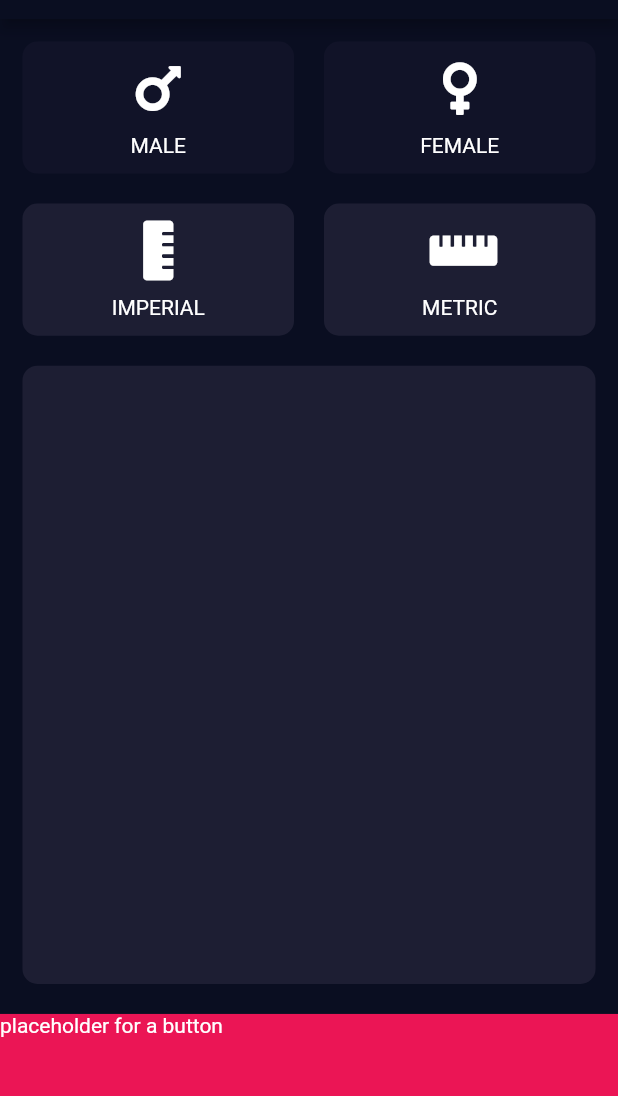
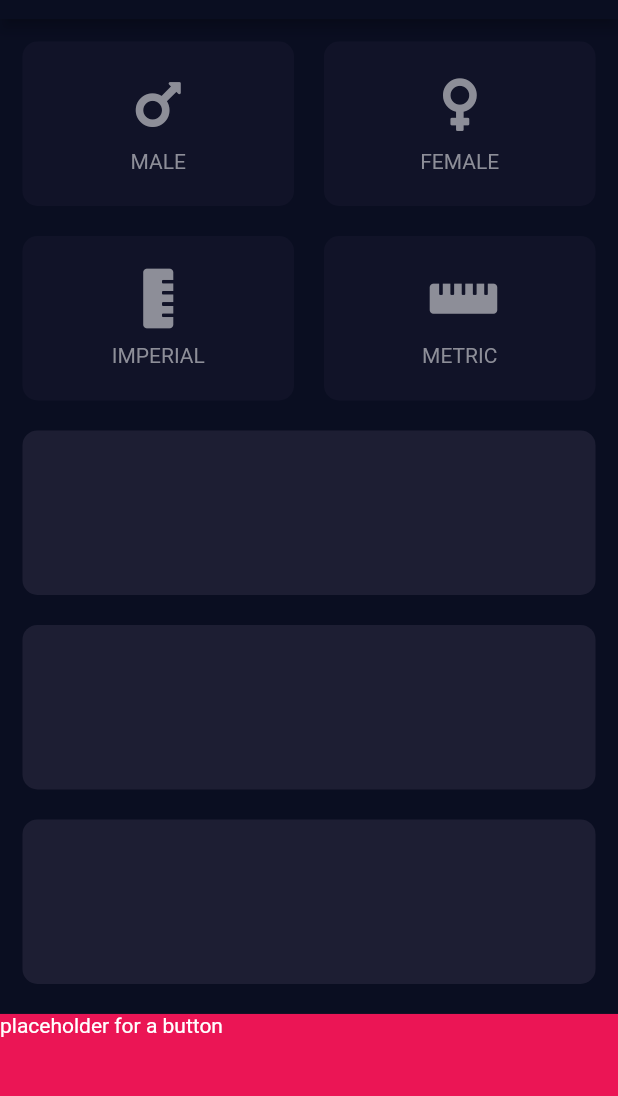
Before and after one commit to github-armin/flutter-bmi-calculator, a Flutter app: the screen it shows after launch, on a phone screen of 412 x 824 dp, the part 65-1161 px from its top. Run offline on Flutter 3.47's test engine with Material 2 defaults, Android fonts, the phone set to English and light mode, and no system bars; our stand-ins replace font_awesome_flutter.

Commit message:
refactored layout with horizontal slider

```diff
--- a/lib/constants.dart
+++ b/lib/constants.dart
@@ -19,3 +19,4 @@ const Color kCardButtonBgColorInactive = Color(0xFF111328);
 const double kCardButtonSpacerHeight = 10.0;
 
 enum Gender{ male, female }
+enum MeasurementSystem{ imperial, metric }
--- a/lib/screens/input_screen.dart
+++ b/lib/screens/input_screen.dart
@@ -2,6 +2,7 @@ import 'package:flutter/material.dart';
 import 'package:font_awesome_flutter/font_awesome_flutter.dart';
 import 'package:bmi_calc/widgets/card_wrapper.dart';
 import 'package:bmi_calc/widgets/card_button.dart';
+import 'package:bmi_calc/widgets/slider_content.dart';
 import 'package:bmi_calc/constants.dart';
 
 class InputScreen extends StatefulWidget {
@@ -11,6 +12,9 @@ class InputScreen extends StatefulWidget {
 
 class _InputScreenState extends State<InputScreen> {
   Gender gender;
+  MeasurementSystem measurementSystem;
+  double _sliderValue = 10.0;
+
   @override
   Widget build(BuildContext context) {
     return Scaffold(
@@ -35,6 +39,8 @@ class _InputScreenState extends State<InputScreen> {
                         Expanded(
                           child: CardButton(
                             icon: FontAwesomeIcons.mars,
+                            iconColor: gender == Gender.male ? kCardButtonIconColorActive : kCardButtonIconColorInactive,
+                            labelColor: gender == Gender.male ? kCardButtonLabelColorActive : kCardButtonLabelColorInactive,
                             bgColor: gender == Gender.male ? kCardButtonBgColorActive : kCardButtonBgColorInactive,
                             label: 'MALE',
                             onTap: () {
@@ -45,6 +51,8 @@ class _InputScreenState extends State<InputScreen> {
                         Expanded(
                           child: CardButton(
                             icon: FontAwesomeIcons.venus,
+                            iconColor: gender == Gender.female ? kCardButtonIconColorActive : kCardButtonIconColorInactive,
+                            labelColor: gender == Gender.female ? kCardButtonLabelColorActive : kCardButtonLabelColorInactive,
                             bgColor: gender == Gender.female ? kCardButtonBgColorActive : kCardButtonBgColorInactive,
                             label: 'FEMALE',
                             onTap: () {
@@ -56,38 +64,49 @@ class _InputScreenState extends State<InputScreen> {
                     ),
                   ),
                   Expanded(
-                    flex: 1,
                     child: Row(
                       mainAxisAlignment: MainAxisAlignment.center,
                       children: <Widget>[
                         Expanded(
                           child: CardButton(
                             icon: FontAwesomeIcons.rulerVertical,
-                            bgColor: kCardWrapperBgColor,
+                            iconColor: measurementSystem == MeasurementSystem.imperial ? kCardButtonIconColorActive : kCardButtonIconColorInactive,
+                            labelColor: measurementSystem == MeasurementSystem.imperial ? kCardButtonLabelColorActive : kCardButtonLabelColorInactive,
+                            bgColor: measurementSystem == MeasurementSystem.imperial ? kCardButtonBgColorActive : kCardButtonBgColorInactive,
                             label: 'IMPERIAL',
+                            onTap: () {
+                              setState(() { measurementSystem = MeasurementSystem.imperial; });
+                            },
                           ),
                         ),
                         Expanded(
                           child: CardButton(
                             icon: FontAwesomeIcons.rulerHorizontal,
-                            bgColor: kCardWrapperBgColor,
+                            iconColor: measurementSystem == MeasurementSystem.metric ? kCardButtonIconColorActive : kCardButtonIconColorInactive,
+                            labelColor: measurementSystem == MeasurementSystem.metric ? kCardButtonLabelColorActive : kCardButtonLabelColorInactive,
+                            bgColor: measurementSystem == MeasurementSystem.metric ? kCardButtonBgColorActive : kCardButtonBgColorInactive,
                             label: 'METRIC',
+                            onTap: () {
+                              setState(() { measurementSystem = MeasurementSystem.metric; });
+                            },
                           ),
                         ),
                       ],
                     ),
                   ),
                   Expanded(
-                    flex: 4,
                     child: CardWrapper(
                       bgColor: kCardWrapperBgColor,
-                      child: Row(
-                        children: <Widget>[
-//                          vertical slider 1
-//                          vertical slider 2
-//                          vertical slider 3
-                        ],
-                      ),
+                    ),
+                  ),
+                  Expanded(
+                    child: CardWrapper(
+                      bgColor: kCardWrapperBgColor,
+                    ),
+                  ),
+                  Expanded(
+                    child: CardWrapper(
+                      bgColor: kCardWrapperBgColor,
                     ),
                   ),
                 ],
--- a/lib/widgets/card_button.dart
+++ b/lib/widgets/card_button.dart
@@ -7,12 +7,16 @@ class CardButton extends StatelessWidget {
   final IconData icon;
   final String label;
   final Color bgColor;
+  final Color labelColor;
+  final Color iconColor;
 
   CardButton({
     this.onTap,
     this.icon,
     this.label,
     this.bgColor,
+    this.labelColor,
+    this.iconColor,
   });
 
   @override
@@ -28,7 +32,7 @@ class CardButton extends StatelessWidget {
                 Icon(
                   icon,
                   size: kCardButtonIconSize,
-                  color: kCardButtonIconColorActive,
+                  color: iconColor,
                 ),
                 SizedBox(
                   height: kCardButtonSpacerHeight,
@@ -36,7 +40,7 @@ class CardButton extends StatelessWidget {
                 Text(
                   label,
                   style: TextStyle(
-                    color: Colors.white,
+                    color: labelColor,
                   ),
                 )
               ],
--- /dev/null
+++ b/lib/widgets/slider_content.dart
@@ -0,0 +1,14 @@
+import 'package:flutter/material.dart';
+import 'package:bmi_calc/constants.dart';
+
+class SliderContent extends StatefulWidget {
+  @override
+  _SliderContentState createState() => _SliderContentState();
+}
+
+class _SliderContentState extends State<SliderContent> {
+  @override
+  Widget build(BuildContext context) {
+    return Container();
+  }
+}
--- a/pubspec.yaml
+++ b/pubspec.yaml
@@ -12,6 +12,7 @@ dependencies:
 
   cupertino_icons: ^0.1.2
   font_awesome_flutter: ^8.4.0
+  flutter_xlider: ^2.4.3
 
 dev_dependencies:
   flutter_test:
```
Also changed, not shown: pubspec.lock.
